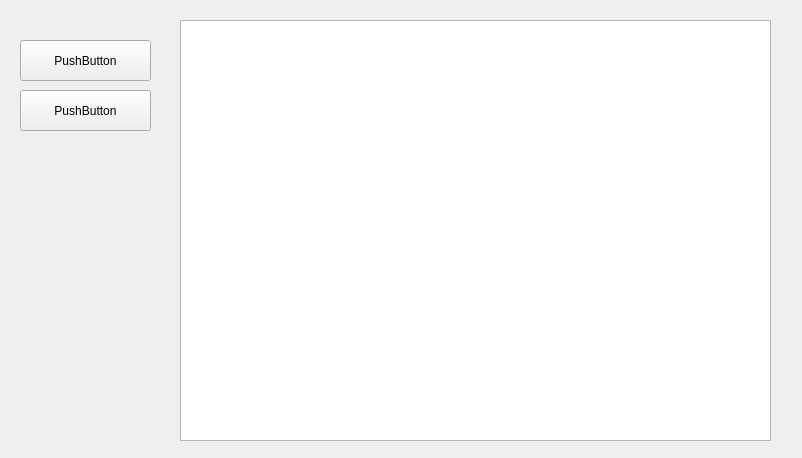
First picture: the form in onekey/previewer.ui, repository ghold/OneKeySql, before the edit.
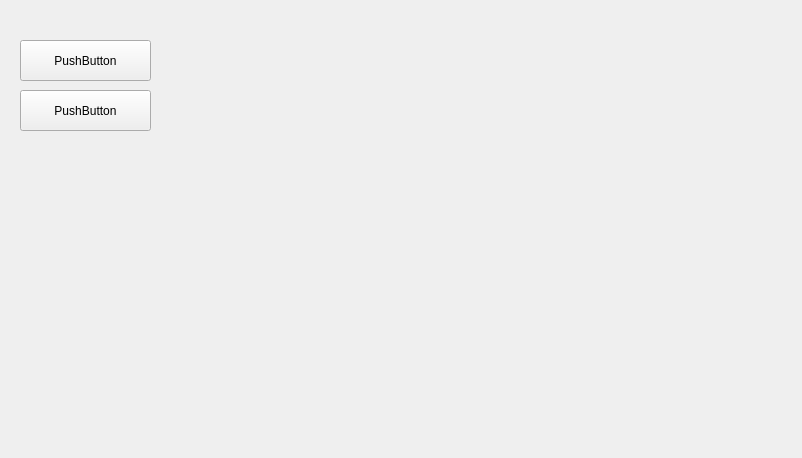
Second picture: the form after the edit.

Diff of the .ui file:
```diff
--- a/onekey/previewer.ui
+++ b/onekey/previewer.ui
@@ -39,15 +39,16 @@
     <string>PushButton</string>
    </property>
   </widget>
-  <widget class="QListView" name="listView">
+  <widget class="QWidget" name="verticalLayoutWidget">
    <property name="geometry">
     <rect>
-     <x>180</x>
-     <y>20</y>
-     <width>591</width>
-     <height>421</height>
+     <x>170</x>
+     <y>40</y>
+     <width>581</width>
+     <height>361</height>
     </rect>
    </property>
+   <layout class="QVBoxLayout" name="verticalLayout"/>
   </widget>
  </widget>
  <resources/>
```
